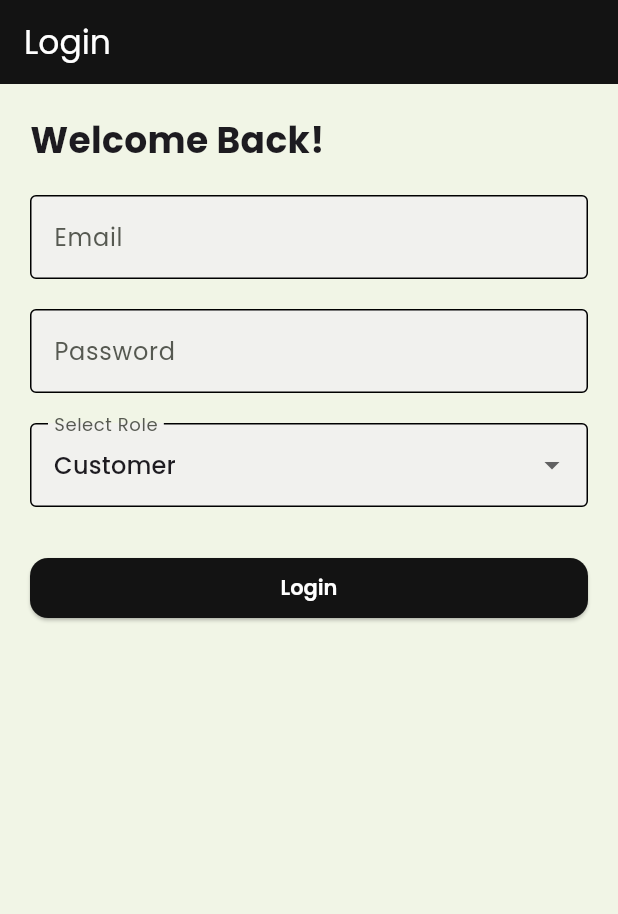
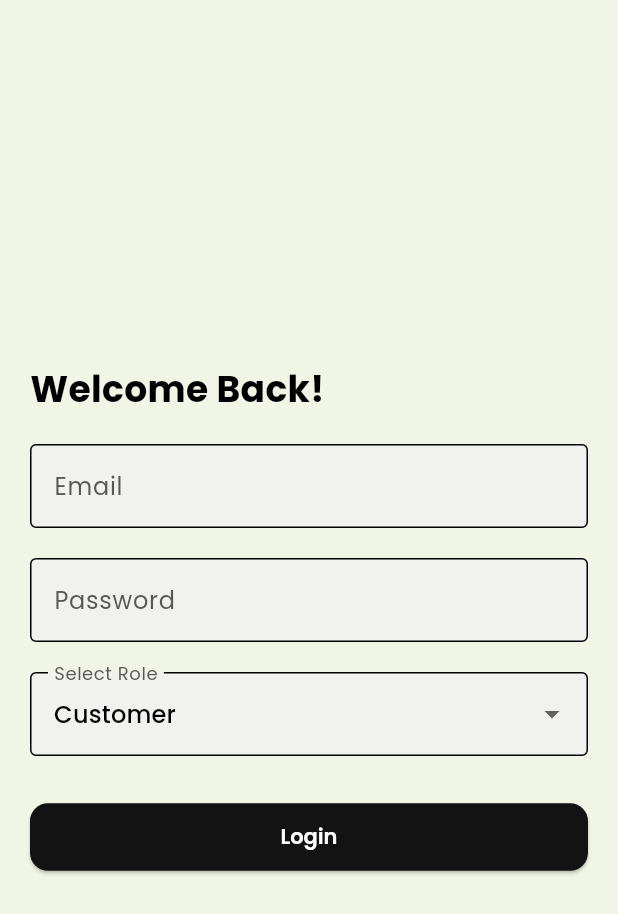
Before and after one commit to MayurVishwakarma/QrPaymentApp, a Flutter app: the screen it shows after launch, after a tap on the "arrow forward" icon, on a phone screen of 412 x 824 dp. Shown: the top 914 px of the screen. Run offline on Flutter 3.47's test engine with Material 3 defaults, Android fonts, the light colour scheme and no system bars; our stand-ins replace google_fonts.

Commit message:
new upload 09-07

```diff
--- a/lib/Core/Utils/ThemeManager.dart
+++ b/lib/Core/Utils/ThemeManager.dart
@@ -8,52 +8,126 @@ class ColorManager {
   static const Color cardBackground = Color(0xFFF1F1EE);
   static const Color white = Colors.white;
   static const Color black = Colors.black;
+  static const Color error = Colors.redAccent;
+  static const Color success = Color(0xFF4CAF50);
+  static const Color warning = Colors.amber;
 }
 
 class ThemeManager {
   static final ThemeData lightTheme = ThemeData(
     brightness: Brightness.light,
     scaffoldBackgroundColor: ColorManager.background,
-    textTheme: GoogleFonts.poppinsTextTheme(),
     colorScheme: const ColorScheme.light(
       primary: ColorManager.primary,
       secondary: ColorManager.secondary,
-      surface: ColorManager.background,
+      surface: ColorManager.cardBackground,
+      error: ColorManager.error,
+    ),
+    textTheme: GoogleFonts.poppinsTextTheme().copyWith(
+      headlineLarge: GoogleFonts.poppins(
+        fontSize: 26,
+        fontWeight: FontWeight.bold,
+      ),
+      titleMedium: GoogleFonts.poppins(
+        fontSize: 16,
+        fontWeight: FontWeight.w500,
+      ),
+      bodyMedium: GoogleFonts.poppins(fontSize: 14),
     ),
     appBarTheme: const AppBarTheme(
       backgroundColor: ColorManager.primary,
       foregroundColor: ColorManager.white,
       elevation: 0,
+      centerTitle: true,
     ),
     elevatedButtonTheme: ElevatedButtonThemeData(
       style: ElevatedButton.styleFrom(
         backgroundColor: ColorManager.primary,
         foregroundColor: ColorManager.white,
+        padding: const EdgeInsets.symmetric(horizontal: 20, vertical: 12),
         textStyle: GoogleFonts.poppins(fontWeight: FontWeight.w600),
-        shape: RoundedRectangleBorder(
-          borderRadius: BorderRadius.all(Radius.circular(12)),
-        ),
+        shape: RoundedRectangleBorder(borderRadius: BorderRadius.circular(12)),
       ),
     ),
     inputDecorationTheme: const InputDecorationTheme(
       filled: true,
       fillColor: ColorManager.cardBackground,
-      border: OutlineInputBorder(),
+      border: OutlineInputBorder(
+        borderRadius: BorderRadius.all(Radius.circular(8)),
+      ),
       labelStyle: TextStyle(color: ColorManager.secondary),
+      focusedBorder: OutlineInputBorder(
+        borderSide: BorderSide(color: ColorManager.primary),
+      ),
+    ),
+    snackBarTheme: const SnackBarThemeData(
+      backgroundColor: ColorManager.primary,
+      contentTextStyle: TextStyle(color: Colors.white),
+      behavior: SnackBarBehavior.floating,
+    ),
+    cardTheme: const CardThemeData(
+      color: ColorManager.cardBackground,
+      elevation: 3,
+      margin: EdgeInsets.symmetric(horizontal: 12, vertical: 8),
+      shape: RoundedRectangleBorder(
+        borderRadius: BorderRadius.all(Radius.circular(12)),
+      ),
+    ),
+    iconTheme: const IconThemeData(color: ColorManager.primary),
+    progressIndicatorTheme: const ProgressIndicatorThemeData(
+      color: ColorManager.primary,
     ),
   );
 
   static final ThemeData darkTheme = ThemeData(
     brightness: Brightness.dark,
     scaffoldBackgroundColor: Colors.black,
-    textTheme: GoogleFonts.poppinsTextTheme(ThemeData.dark().textTheme),
     colorScheme: const ColorScheme.dark(
       primary: ColorManager.primary,
       secondary: ColorManager.secondary,
+      surface: Colors.grey,
+      error: ColorManager.error,
     ),
+    textTheme: GoogleFonts.poppinsTextTheme(ThemeData.dark().textTheme),
     appBarTheme: const AppBarTheme(
       backgroundColor: ColorManager.primary,
       foregroundColor: Colors.white,
+      elevation: 0,
+      centerTitle: true,
+    ),
+    elevatedButtonTheme: ElevatedButtonThemeData(
+      style: ElevatedButton.styleFrom(
+        backgroundColor: ColorManager.primary,
+        foregroundColor: Colors.white,
+        padding: const EdgeInsets.symmetric(horizontal: 20, vertical: 12),
+        textStyle: GoogleFonts.poppins(fontWeight: FontWeight.w600),
+        shape: RoundedRectangleBorder(borderRadius: BorderRadius.circular(12)),
+      ),
+    ),
+    inputDecorationTheme: const InputDecorationTheme(
+      filled: true,
+      fillColor: ColorManager.secondary,
+      border: OutlineInputBorder(
+        borderRadius: BorderRadius.all(Radius.circular(8)),
+      ),
+      labelStyle: TextStyle(color: ColorManager.cardBackground),
+    ),
+    snackBarTheme: const SnackBarThemeData(
+      backgroundColor: ColorManager.secondary,
+      contentTextStyle: TextStyle(color: Colors.white),
+      behavior: SnackBarBehavior.floating,
+    ),
+    cardTheme: const CardThemeData(
+      color: ColorManager.secondary,
+      elevation: 3,
+      margin: EdgeInsets.symmetric(horizontal: 12, vertical: 8),
+      shape: RoundedRectangleBorder(
+        borderRadius: BorderRadius.all(Radius.circular(12)),
+      ),
+    ),
+    iconTheme: const IconThemeData(color: ColorManager.cardBackground),
+    progressIndicatorTheme: const ProgressIndicatorThemeData(
+      color: ColorManager.cardBackground,
     ),
   );
 }
--- a/lib/Screens/LoginScreen.dart
+++ b/lib/Screens/LoginScreen.dart
@@ -18,11 +18,11 @@ class _LoginScreenState extends State<LoginScreen> {
   @override
   Widget build(BuildContext context) {
     return Scaffold(
-      appBar: AppBar(title: const Text('Login')),
       body: Padding(
         padding: const EdgeInsets.all(20.0),
         child: Column(
           crossAxisAlignment: CrossAxisAlignment.start,
+          mainAxisAlignment: MainAxisAlignment.center,
           children: [
             const Text(
               'Welcome Back!',
@@ -48,11 +48,13 @@ class _LoginScreenState extends State<LoginScreen> {
             const SizedBox(height: 20),
             DropdownButtonFormField<String>(
               value: _selectedRole,
-              items: _roles
-                  .map(
-                    (role) => DropdownMenuItem(value: role, child: Text(role)),
-                  )
-                  .toList(),
+              items:
+                  _roles
+                      .map(
+                        (role) =>
+                            DropdownMenuItem(value: role, child: Text(role)),
+                      )
+                      .toList(),
               onChanged: (value) => setState(() => _selectedRole = value!),
               decoration: const InputDecoration(
                 labelText: 'Select Role',
```
Also changed, not shown: 2 other files.
